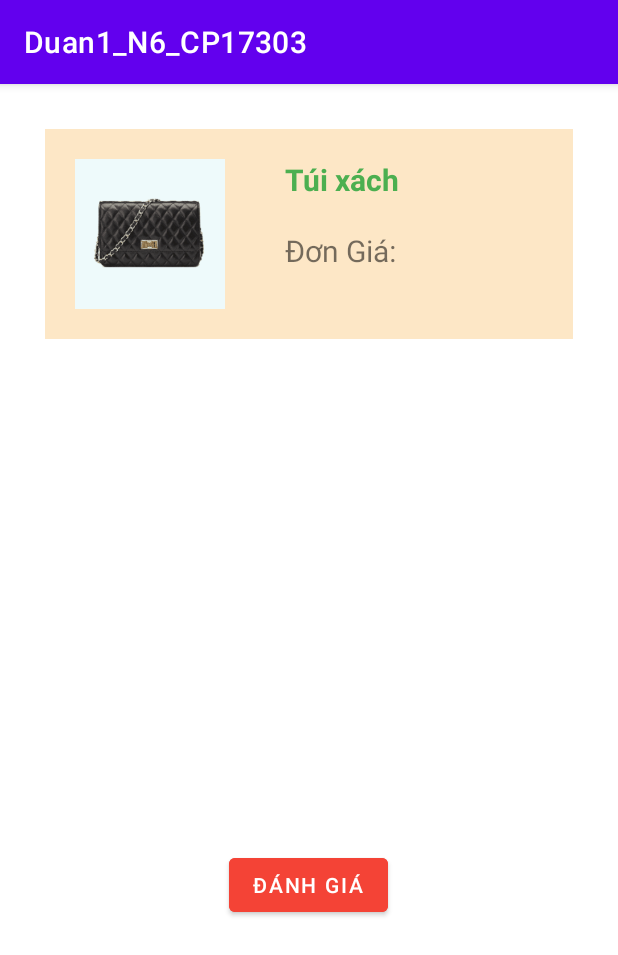
After one commit to sangpxph26484/Duan1_N6_CP17303, an Android app: the fragment FragmentDanhGia shown on its own in the app's theme, on a phone screen of 412 x 824 dp. The commit adds this screen. Shown: the top 955 px of the screen. Run offline under Robolectric (Android 15) with nearby library versions, the phone set to English and light mode, and no system bars.

Commit message:
update layout

```diff
--- /dev/null
+++ b/app/src/main/java/com/example/duan1_n6_cp17303/FragmentDanhGia.java
@@ -0,0 +1,50 @@
+package com.example.duan1_n6_cp17303;
+
+import android.os.Bundle;
+
+import androidx.fragment.app.Fragment;
+
+import android.view.LayoutInflater;
+import android.view.View;
+import android.view.ViewGroup;
+
+
+public class FragmentDanhGia extends Fragment {
+
+
+    private static final String ARG_PARAM1 = "param1";
+    private static final String ARG_PARAM2 = "param2";
+
+    private String mParam1;
+    private String mParam2;
+
+    public FragmentDanhGia() {
+        // Required empty public constructor
+    }
+
+
+    public static FragmentDanhGia newInstance(String param1, String param2) {
+        FragmentDanhGia fragment = new FragmentDanhGia();
+        Bundle args = new Bundle();
+        args.putString(ARG_PARAM1, param1);
+        args.putString(ARG_PARAM2, param2);
+        fragment.setArguments(args);
+        return fragment;
+    }
+
+    @Override
+    public void onCreate(Bundle savedInstanceState) {
+        super.onCreate(savedInstanceState);
+        if (getArguments() != null) {
+            mParam1 = getArguments().getString(ARG_PARAM1);
+            mParam2 = getArguments().getString(ARG_PARAM2);
+        }
+    }
+
+    @Override
+    public View onCreateView(LayoutInflater inflater, ViewGroup container,
+                             Bundle savedInstanceState) {
+        // Inflate the layout for this fragment
+        return inflater.inflate(R.layout.fragment_danh_gia, container, false);
+    }
+}
--- /dev/null
+++ b/app/src/main/res/layout/fragment_danh_gia.xml
@@ -0,0 +1,59 @@
+<?xml version="1.0" encoding="utf-8"?>
+<LinearLayout xmlns:android="http://schemas.android.com/apk/res/android"
+    xmlns:app="http://schemas.android.com/apk/res-auto"
+    xmlns:tools="http://schemas.android.com/tools"
+    android:layout_width="match_parent"
+    android:layout_height="match_parent"
+    android:orientation="vertical"
+    android:padding="10dp"
+    tools:context=".FragmentDanhGia">
+    <LinearLayout
+        android:layout_width="match_parent"
+        android:layout_height="wrap_content"
+        android:orientation="horizontal"
+        android:background="#FDE7C6"
+        android:layout_margin="20dp">
+        <ImageView
+            android:layout_width="100dp"
+            android:layout_height="100dp"
+            android:layout_margin="20dp"
+            android:background="#EEFAFB"
+            android:src="@drawable/img_pro"/>
+        <LinearLayout
+            android:layout_width="match_parent"
+            android:layout_height="match_parent"
+            android:orientation="vertical">
+
+            <TextView
+                android:layout_width="wrap_content"
+                android:layout_height="wrap_content"
+                android:text="Túi xách"
+                android:textColor="#4CAF50"
+                android:textStyle="bold"
+                android:textSize="20dp"
+                android:layout_margin="20dp"
+                />
+            <TextView
+                android:layout_width="wrap_content"
+                android:layout_height="wrap_content"
+                android:layout_marginLeft="20dp"
+                android:text="Đơn Giá: "
+                android:textSize="20dp"
+
+                />
+
+        </LinearLayout>
+
+    </LinearLayout>
+    <ListView
+        android:layout_width="match_parent"
+        android:layout_height="300dp"/>
+    <Button
+        android:layout_width="wrap_content"
+        android:layout_height="wrap_content"
+        android:text="Đánh Giá"
+        android:layout_gravity="center"
+        android:backgroundTint="#F44336"
+        android:layout_margin="20dp"
+        />
+</LinearLayout>
--- a/app/src/main/res/values/strings.xml
+++ b/app/src/main/res/values/strings.xml
@@ -1,3 +1,5 @@
 <resources>
     <string name="app_name">Duan1_N6_CP17303</string>
+    <!-- TODO: Remove or change this placeholder text -->
+    <string name="hello_blank_fragment">Hello blank fragment</string>
 </resources>
```
Also changed, not shown: app/src/main/java/com/example/duan1_n6_cp17303/FragmentDonHang.java (added, +47 -0 lines), app/src/main/java/com/example/duan1_n6_cp17303/FragmentGioHang.java (added, +47 -0 lines), app/src/main/java/com/example/duan1_n6_cp17303/FragmentLienHe.java (added, +47 -0 lines), app/src/main/java/com/example/duan1_n6_cp17303/FragmentThanhToan.java (added, +47 -0 lines), app/src/main/res/layout/fragment_don_hang.xml (added, +25 -0 lines), app/src/main/res/layout/fragment_gio_hang.xml (added, +38 -0 lines), app/src/main/res/layout/fragment_lien_he.xml (added, +14 -0 lines), app/src/main/res/layout/fragment_thanh_toan.xml (added, +36 -0 lines), app/src/main/res/layout/item_giohang.xml (added, +81 -0 lines), app/src/main/res/layout/item_thanhtoan.xml (added, +101 -0 lines), app/src/main/res/drawable-v24/img_pro.png (added).
